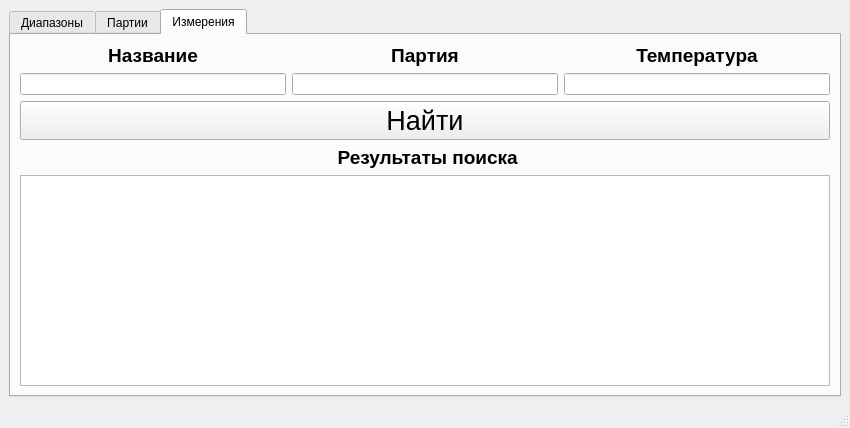
AlexGol005/QTdatabase, file design.ui: the form before one commit.
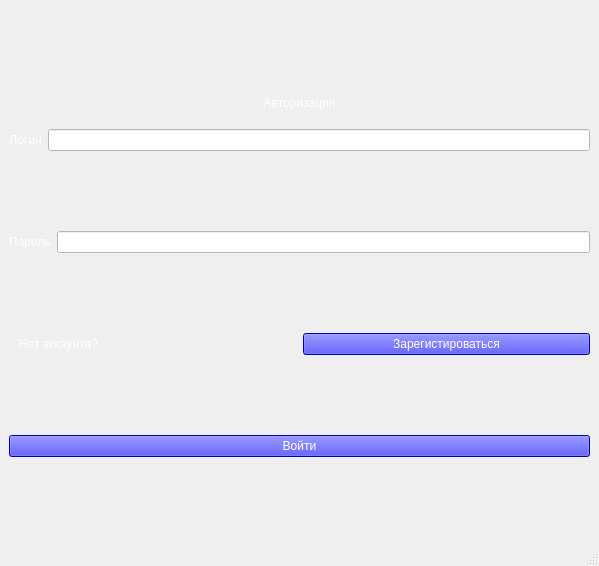
The form after the commit.

What changed in the file:
```diff
--- a/design.ui
+++ b/design.ui
@@ -1,231 +1,145 @@
 <?xml version="1.0" encoding="UTF-8"?>
 <ui version="4.0">
- <class>MainWindow</class>
- <widget class="QMainWindow" name="MainWindow">
+ <class>Autorisation</class>
+ <widget class="QMainWindow" name="Autorisation">
   <property name="geometry">
    <rect>
     <x>0</x>
     <y>0</y>
-    <width>850</width>
-    <height>428</height>
+    <width>599</width>
+    <height>566</height>
    </rect>
   </property>
   <property name="windowTitle">
    <string>ВЖ-ПА</string>
   </property>
+  <property name="styleSheet">
+   <string notr="true"/>
+  </property>
   <widget class="QWidget" name="centralwidget">
    <layout class="QVBoxLayout" name="verticalLayout_5">
     <item>
-     <layout class="QVBoxLayout" name="verticalLayout_7"/>
-    </item>
+     <layout class="QVBoxLayout" name="verticalLayout_7">
     <item>
-     <widget class="QTabWidget" name="tabWidget">
-      <property name="currentIndex">
-       <number>2</number>
-      </property>
-      <widget class="QWidget" name="range">
-       <attribute name="title">
-        <string>Диапазоны</string>
-       </attribute>
-       <layout class="QVBoxLayout" name="verticalLayout">
-        <item>
-         <widget class="QTextEdit" name="textEdit">
+       <widget class="QLabel" name="label_autorisation">
+        <property name="sizePolicy">
+         <sizepolicy hsizetype="Preferred" vsizetype="Preferred">
+          <horstretch>0</horstretch>
+          <verstretch>0</verstretch>
+         </sizepolicy>
+        </property>
           <property name="maximumSize">
            <size>
             <width>16777215</width>
-            <height>100</height>
-           </size>
-          </property>
-         </widget>
-        </item>
-        <item>
-         <layout class="QHBoxLayout" name="horizontalLayout">
-          <item>
-           <widget class="QPushButton" name="pushButton">
-            <property name="text">
-             <string>Добавить диапазон</string>
-            </property>
-           </widget>
-          </item>
-          <item>
-           <widget class="QPushButton" name="pushButton_2">
+          <height>40</height>
+         </size>
+        </property>
+        <property name="styleSheet">
+         <string notr="true">font: 75 28pt &quot;MS Shell Dlg 2&quot;;
+color: rgb(255, 255, 255);</string>
+        </property>
             <property name="text">
-             <string>Удалить диапазон</string>
-            </property>
-           </widget>
-          </item>
-         </layout>
-        </item>
-        <item>
-         <widget class="QTextEdit" name="textEdit_2"/>
-        </item>
-       </layout>
-      </widget>
-      <widget class="QWidget" name="tab_2">
-       <attribute name="title">
-        <string>Партии</string>
-       </attribute>
-       <layout class="QVBoxLayout" name="verticalLayout_2">
-        <item>
-         <widget class="QTextEdit" name="textEdit_3">
-          <property name="maximumSize">
-           <size>
-            <width>16777215</width>
-            <height>100</height>
-           </size>
+         <string>Авторизация</string>
+        </property>
+        <property name="alignment">
+         <set>Qt::AlignCenter</set>
           </property>
          </widget>
         </item>
-        <item>
-         <layout class="QHBoxLayout" name="horizontalLayout_2">
-          <item>
-           <widget class="QPushButton" name="pushButton_3">
-            <property name="text">
-             <string>Добавить партию</string>
-            </property>
-           </widget>
-          </item>
-          <item>
-           <widget class="QPushButton" name="pushButton_4">
-            <property name="text">
-             <string>Удалить партию</string>
-            </property>
-           </widget>
-          </item>
-         </layout>
-        </item>
-        <item>
-         <widget class="QTextEdit" name="textEdit_4"/>
-        </item>
-       </layout>
-      </widget>
-      <widget class="QWidget" name="tab">
-       <attribute name="title">
-        <string>Измерения</string>
-       </attribute>
-       <layout class="QVBoxLayout" name="verticalLayout_4">
         <item>
          <layout class="QHBoxLayout" name="horizontalLayout_3">
           <item>
-           <layout class="QVBoxLayout" name="verticalLayout_3">
-            <item>
-             <widget class="QLabel" name="label_search_kinematicviscosity_name">
-              <property name="font">
-               <font>
-                <pointsize>14</pointsize>
-                <weight>75</weight>
-                <bold>true</bold>
-               </font>
+         <widget class="QLabel" name="label_login">
+          <property name="styleSheet">
+           <string notr="true">font: 75 18pt &quot;MS Shell Dlg 2&quot;;
+color: rgb(255, 255, 255);</string>
               </property>
               <property name="text">
-               <string>Название</string>
+           <string>Логин</string>
               </property>
               <property name="alignment">
                <set>Qt::AlignCenter</set>
               </property>
-              <property name="indent">
-               <number>5</number>
-              </property>
              </widget>
             </item>
             <item>
-             <widget class="QLineEdit" name="lineEdit_search_kinematicviscosity_name"/>
+         <widget class="QLineEdit" name="lineEdit_login">
+          <property name="styleSheet">
+           <string notr="true">background-color: rgb(255, 255, 255);</string>
+          </property>
+         </widget>
             </item>
            </layout>
           </item>
+     </layout>
+    </item>
           <item>
-           <layout class="QVBoxLayout" name="verticalLayout_9">
+     <layout class="QHBoxLayout" name="horizontalLayout_5">
             <item>
-             <widget class="QLabel" name="label_search_kinematicviscosity_lot">
-              <property name="font">
-               <font>
-                <pointsize>14</pointsize>
-                <weight>75</weight>
-                <bold>true</bold>
-               </font>
+       <widget class="QLabel" name="label_password">
+        <property name="styleSheet">
+         <string notr="true">font: 75 18pt &quot;MS Shell Dlg 2&quot;;
+color: rgb(255, 255, 255);</string>
               </property>
               <property name="text">
-               <string>Партия</string>
+         <string>Пароль</string>
               </property>
               <property name="alignment">
                <set>Qt::AlignCenter</set>
               </property>
-              <property name="indent">
-               <number>5</number>
-              </property>
              </widget>
             </item>
             <item>
-             <widget class="QLineEdit" name="lineEdit_lineEdit_search_kinematicviscosity_lot"/>
+       <widget class="QLineEdit" name="lineEdit_password">
+        <property name="styleSheet">
+         <string notr="true">background-color: rgb(255, 255, 255);</string>
+        </property>
+       </widget>
             </item>
            </layout>
           </item>
           <item>
-           <layout class="QVBoxLayout" name="verticalLayout_10">
+     <layout class="QHBoxLayout" name="horizontalLayout_6">
             <item>
-             <widget class="QLabel" name="label_search_kinematicviscosity_temperature">
-              <property name="font">
-               <font>
-                <pointsize>14</pointsize>
-                <weight>75</weight>
-                <bold>true</bold>
-               </font>
+       <widget class="QLabel" name="label_no_acc">
+        <property name="styleSheet">
+         <string notr="true">font: 75 12pt &quot;MS Shell Dlg 2&quot;;
+color: rgb(255, 255, 255);</string>
               </property>
               <property name="text">
-               <string>Температура</string>
-              </property>
-              <property name="alignment">
-               <set>Qt::AlignCenter</set>
-              </property>
-              <property name="indent">
-               <number>5</number>
-              </property>
+         <string>   Нет аккаунта?</string>
+        </property>
              </widget>
             </item>
             <item>
-             <widget class="QLineEdit" name="lineEdit_search_kinematicviscosity_temperature"/>
-            </item>
-           </layout>
-          </item>
-         </layout>
-        </item>
-        <item>
-         <widget class="QPushButton" name="pushButton_search_kinematicviscosity">
-          <property name="font">
-           <font>
-            <pointsize>20</pointsize>
-           </font>
+       <widget class="QPushButton" name="pushButton_signup">
+        <property name="styleSheet">
+         <string notr="true">background-color: rgb(0, 0, 255);
+font: 9pt &quot;MS Shell Dlg 2&quot;; color: rgb(255, 255, 255)</string>
           </property>
           <property name="text">
-           <string>Найти</string>
+         <string>Зарегистироваться</string>
           </property>
          </widget>
         </item>
+     </layout>
+    </item>
         <item>
-         <widget class="QLabel" name="label_searchresult_kinematicviscosity">
-          <property name="font">
-           <font>
-            <pointsize>14</pointsize>
-            <weight>75</weight>
-            <bold>true</bold>
-           </font>
-          </property>
+     <widget class="QPushButton" name="pushButton_enter">
+      <property name="minimumSize">
+       <size>
+        <width>75</width>
+        <height>0</height>
+       </size>
+      </property>
+      <property name="styleSheet">
+       <string notr="true">background-color: rgb(0, 0, 255);
+font: 14pt &quot;MS Shell Dlg 2&quot;; color: rgb(255, 255, 255)
+</string>
+      </property>
           <property name="text">
-           <string> Результаты поиска</string>
-          </property>
-          <property name="alignment">
-           <set>Qt::AlignCenter</set>
-          </property>
-          <property name="indent">
-           <number>5</number>
-          </property>
-         </widget>
-        </item>
-        <item>
-         <widget class="QTableWidget" name="tableWidget_kinematic_results"/>
-        </item>
-       </layout>
-      </widget>
+       <string>Войти</string>
+      </property>
      </widget>
     </item>
    </layout>
```
Lines whose indentation alone changed are shown as unchanged.
